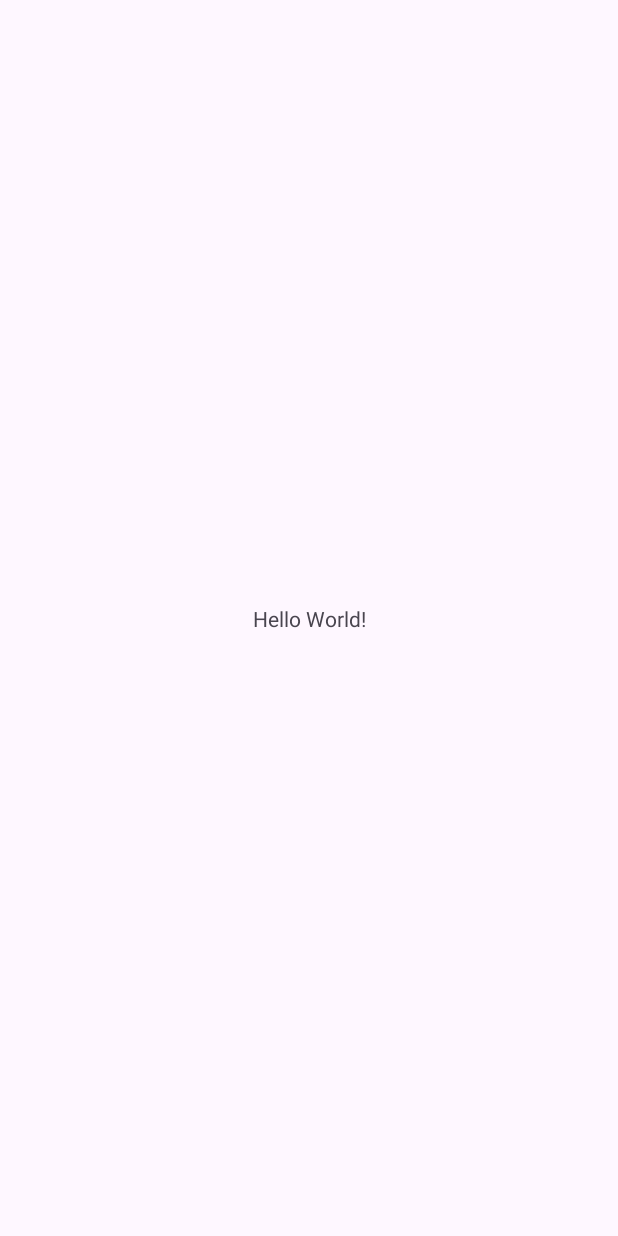
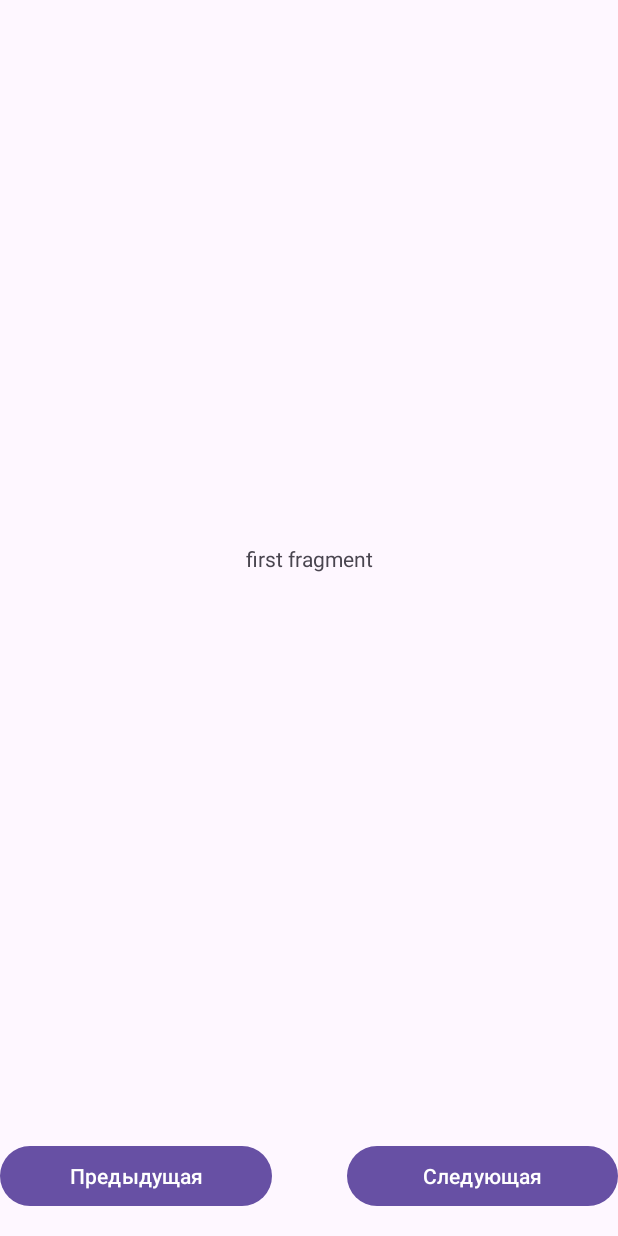
Before and after one commit to MrFixMan007/EM_Practice, an Android app: the screen it shows after launch (MainActivity), on a phone screen of 412 x 824 dp. Before the commit the screen is almost empty. Run offline under Robolectric (Android 15) with nearby library versions, the phone set to English and light mode, and no system bars.

Commit message:
z3.1 router for fragments

```diff
--- a/4androidsdk/app/build.gradle.kts
+++ b/4androidsdk/app/build.gradle.kts
@@ -33,6 +33,9 @@ android {
     kotlinOptions {
         jvmTarget = "11"
     }
+    buildFeatures {
+        viewBinding = true
+    }
 }
 
 dependencies {
--- a/4androidsdk/app/src/main/java/ru/effectivem/a4androidsdk/MainActivity.kt
+++ b/4androidsdk/app/src/main/java/ru/effectivem/a4androidsdk/MainActivity.kt
@@ -5,16 +5,65 @@ import androidx.activity.enableEdgeToEdge
 import androidx.appcompat.app.AppCompatActivity
 import androidx.core.view.ViewCompat
 import androidx.core.view.WindowInsetsCompat
+import ru.effectivem.a4androidsdk.databinding.ActivityMainBinding
+import ru.effectivem.a4androidsdk.z1Fragments.MyNavigationRouter
+import ru.effectivem.a4androidsdk.z1Fragments.NavigationRouter
+import ru.effectivem.a4androidsdk.z1Fragments.fragments.FirstFragment
+import ru.effectivem.a4androidsdk.z1Fragments.fragments.SecondFragment
+import ru.effectivem.a4androidsdk.z1Fragments.fragments.ThirdFragment
 
 class MainActivity : AppCompatActivity() {
+
+    private val fragmentPosition = "fragment_position"
+
+    private lateinit var binding: ActivityMainBinding
+    private lateinit var router: NavigationRouter
+
     override fun onCreate(savedInstanceState: Bundle?) {
         super.onCreate(savedInstanceState)
         enableEdgeToEdge()
-        setContentView(R.layout.activity_main)
+
+        binding = ActivityMainBinding.inflate(layoutInflater)
+        setContentView(binding.root)
+
         ViewCompat.setOnApplyWindowInsetsListener(findViewById(R.id.main)) { v, insets ->
             val systemBars = insets.getInsets(WindowInsetsCompat.Type.systemBars())
             v.setPadding(systemBars.left, systemBars.top, systemBars.right, systemBars.bottom)
             insets
         }
+
+        setupRouter(savedInstanceState?.getInt(fragmentPosition))
+        initUI()
+    }
+
+    private fun setupRouter(startFragmentPosition: Int?) {
+        with(binding) {
+            router = MyNavigationRouter(
+                fragmentManager = supportFragmentManager,
+                containerViewId = fragmentContainerView.id,
+                startPosition = startFragmentPosition,
+                fragments = listOf(
+                    FirstFragment(),
+                    SecondFragment(),
+                    ThirdFragment(),
+                )
+            )
+        }
+    }
+
+    private fun initUI() {
+        with(binding) {
+            backBtn.setOnClickListener {
+                router.openPrevious()
+            }
+            nextBtn.setOnClickListener {
+                router.openNext()
+            }
+        }
+    }
+
+    override fun onSaveInstanceState(outState: Bundle) {
+        super.onSaveInstanceState(outState)
+        if (router.currentPosition != 0) outState.putInt(fragmentPosition, router.currentPosition)
     }
 }
--- /dev/null
+++ b/4androidsdk/app/src/main/java/ru/effectivem/a4androidsdk/z1Fragments/MyNavigationRouter.kt
@@ -0,0 +1,39 @@
+package ru.effectivem.a4androidsdk.z1Fragments
+
+import androidx.annotation.IdRes
+import androidx.fragment.app.Fragment
+import androidx.fragment.app.FragmentManager
+
+class MyNavigationRouter(
+    private val fragmentManager: FragmentManager,
+    @IdRes private val containerViewId: Int,
+    private val fragments: List<Fragment>,
+    startPosition: Int? = null,
+) : NavigationRouter {
+
+    private var _currentPosition: Int = startPosition ?: 0
+    override val currentPosition: Int
+        get() = _currentPosition
+
+    init {
+        replace(_currentPosition)
+    }
+
+    override fun openNext() {
+        _currentPosition = if (_currentPosition < fragments.size - 1) _currentPosition + 1 else 0
+        replace(_currentPosition)
+    }
+
+    override fun openPrevious() {
+        _currentPosition = if (_currentPosition > 0) _currentPosition - 1 else fragments.size - 1
+        replace(_currentPosition)
+    }
+
+    private fun replace(position: Int) {
+        if (position > fragments.size - 1) throw IllegalArgumentException("index must be < fragments size, but fragments size = ${fragments.size} and index = $position")
+        fragmentManager.beginTransaction()
+            .replace(containerViewId, fragments[position])
+            .addToBackStack(null)
+            .commit()
+    }
+}
--- /dev/null
+++ b/4androidsdk/app/src/main/java/ru/effectivem/a4androidsdk/z1Fragments/NavigationRouter.kt
@@ -0,0 +1,7 @@
+package ru.effectivem.a4androidsdk.z1Fragments
+
+interface NavigationRouter {
+    val currentPosition: Int
+    fun openNext()
+    fun openPrevious()
+}
--- /dev/null
+++ b/4androidsdk/app/src/main/java/ru/effectivem/a4androidsdk/z1Fragments/fragments/FirstFragment.kt
@@ -0,0 +1,31 @@
+package ru.effectivem.a4androidsdk.z1Fragments.fragments
+
+import android.os.Bundle
+import android.view.LayoutInflater
+import android.view.View
+import android.view.ViewGroup
+import androidx.fragment.app.Fragment
+import ru.effectivem.a4androidsdk.databinding.FirstFragmentBinding
+
+class FirstFragment : Fragment() {
+
+    private var _binding: FirstFragmentBinding? = null
+    private val binding get() = _binding!!
+
+    override fun onCreateView(
+        inflater: LayoutInflater,
+        container: ViewGroup?,
+        savedInstanceState: Bundle?
+    ): View {
+        _binding = FirstFragmentBinding.inflate(inflater, container, false)
+        val view = binding.root
+        return view
+    }
+
+    override fun onDestroyView() {
+        super.onDestroyView()
+        _binding = null
+    }
+
+
+}
--- a/4androidsdk/app/src/main/res/layout/activity_main.xml
+++ b/4androidsdk/app/src/main/res/layout/activity_main.xml
@@ -7,13 +7,40 @@
     android:layout_height="match_parent"
     tools:context=".MainActivity">
 
-    <TextView
-        android:layout_width="wrap_content"
+    <androidx.fragment.app.FragmentContainerView
+        android:id="@+id/fragment_container_view"
+        android:layout_width="match_parent"
+        android:layout_height="match_parent"
+        android:layout_marginBottom="80dp" />
+
+    <Button
+        android:id="@+id/back_btn"
+        android:layout_width="0dp"
         android:layout_height="wrap_content"
-        android:text="Hello World!"
+        android:text="@string/previous"
+        app:layout_constraintBottom_toBottomOf="parent"
+        app:layout_constraintEnd_toStartOf="@+id/spacer"
+        app:layout_constraintStart_toStartOf="@+id/fragment_container_view"
+        app:layout_constraintTop_toBottomOf="@+id/fragment_container_view" />
+
+    <Space
+        android:id="@+id/spacer"
+        android:layout_width="50dp"
+        android:layout_height="wrap_content"
         app:layout_constraintBottom_toBottomOf="parent"
         app:layout_constraintEnd_toEndOf="parent"
-        app:layout_constraintStart_toStartOf="parent"
-        app:layout_constraintTop_toTopOf="parent" />
+        app:layout_constraintStart_toStartOf="@+id/fragment_container_view"
+        app:layout_constraintTop_toBottomOf="@+id/fragment_container_view" />
+
+    <Button
+        android:id="@+id/next_btn"
+        android:layout_width="0dp"
+        android:layout_height="wrap_content"
+        android:text="@string/next"
+        app:layout_constraintBottom_toBottomOf="parent"
+        app:layout_constraintEnd_toEndOf="@+id/fragment_container_view"
+        app:layout_constraintStart_toEndOf="@id/spacer"
+        app:layout_constraintTop_toBottomOf="@+id/fragment_container_view" />
+
 
 </androidx.constraintlayout.widget.ConstraintLayout>
--- /dev/null
+++ b/4androidsdk/app/src/main/res/layout/first_fragment.xml
@@ -0,0 +1,17 @@
+<?xml version="1.0" encoding="utf-8"?>
+<androidx.constraintlayout.widget.ConstraintLayout xmlns:android="http://schemas.android.com/apk/res/android"
+    xmlns:app="http://schemas.android.com/apk/res-auto"
+    android:layout_width="match_parent"
+    android:layout_height="match_parent">
+
+    <TextView
+        android:id="@+id/textView"
+        android:layout_width="wrap_content"
+        android:layout_height="wrap_content"
+        android:text="@string/first_fragment_text"
+        app:layout_constraintBottom_toBottomOf="parent"
+        app:layout_constraintEnd_toEndOf="parent"
+        app:layout_constraintStart_toStartOf="parent"
+        app:layout_constraintTop_toTopOf="parent" />
+
+</androidx.constraintlayout.widget.ConstraintLayout>
--- a/4androidsdk/app/src/main/res/values/strings.xml
+++ b/4androidsdk/app/src/main/res/values/strings.xml
@@ -1,3 +1,8 @@
 <resources>
     <string name="app_name">4androidsdk</string>
+    <string name="first_fragment_text">first fragment</string>
+    <string name="second_fragment_text">second fragment</string>
+    <string name="third_fragment_text">third fragment</string>
+    <string name="previous">Предыдущая</string>
+    <string name="next">Следующая</string>
 </resources>
```
Also changed, not shown: 4androidsdk/app/src/main/java/ru/effectivem/a4androidsdk/z1Fragments/fragments/SecondFragment.kt (added, +29 -0 lines), 4androidsdk/app/src/main/java/ru/effectivem/a4androidsdk/z1Fragments/fragments/ThirdFragment.kt (added, +29 -0 lines), 4androidsdk/app/src/main/res/layout/second_fragment.xml (added, +17 -0 lines), 4androidsdk/app/src/main/res/layout/third_fragment.xml (added, +17 -0 lines).
